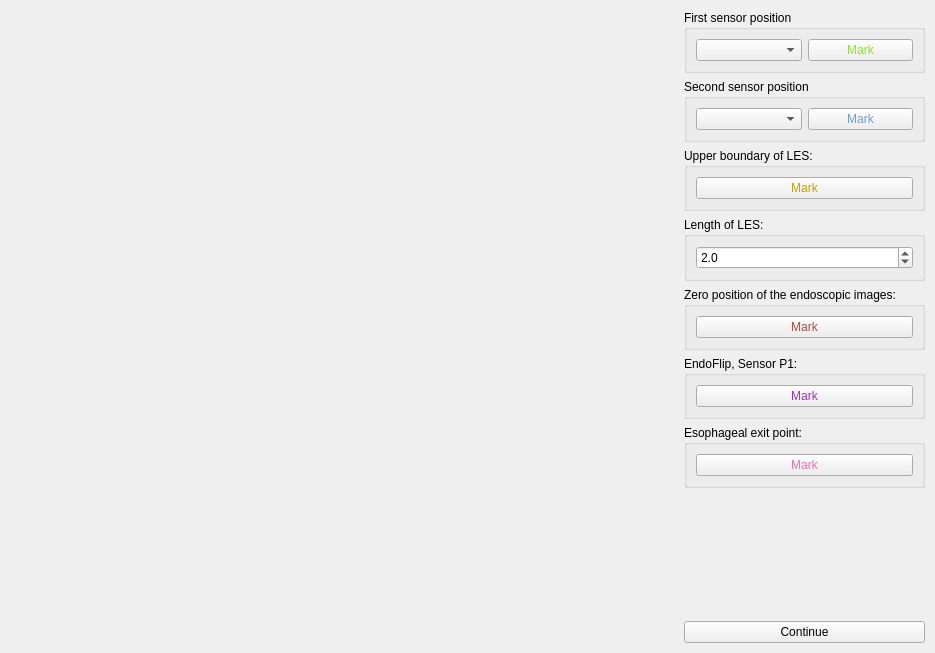
ds-lab/EsophagusVisualization, file 3drekonstruktionspeiseroehre/ui-files/position_selection_window_design.ui: the form before one commit.
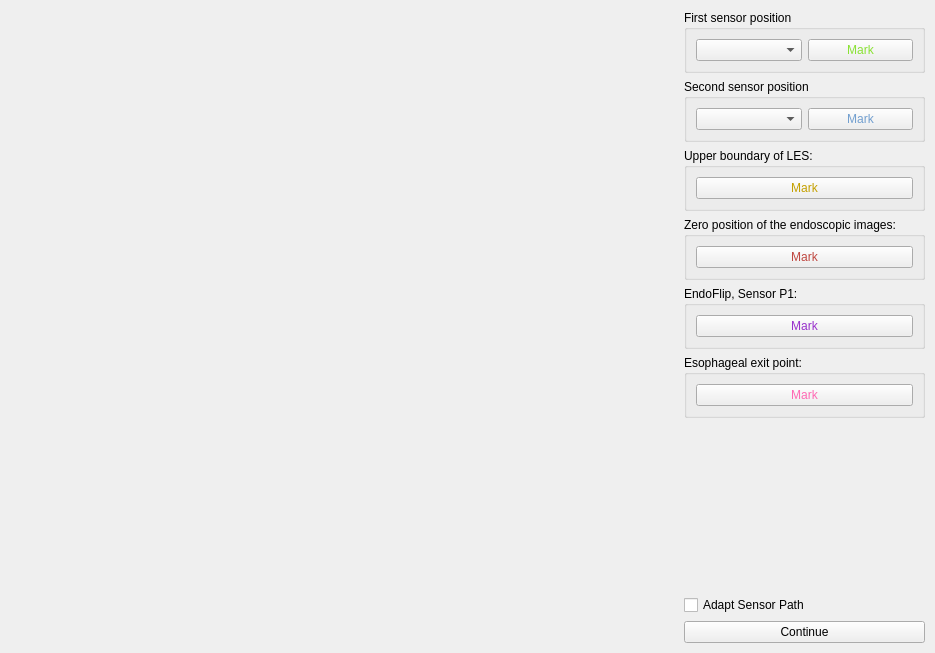
The form after the commit.

Commit message: Sensor-/Center-Path windwos completed

The edit to the form file:
```diff
--- a/3drekonstruktionspeiseroehre/ui-files/position_selection_window_design.ui
+++ b/3drekonstruktionspeiseroehre/ui-files/position_selection_window_design.ui
@@ -52,38 +52,6 @@
       <property name="sizeConstraint">
        <enum>QLayout::SetDefaultConstraint</enum>
       </property>
-      <item row="3" column="1">
-       <widget class="QGroupBox" name="groupBox_4">
-        <property name="title">
-         <string>Length of LES:</string>
-        </property>
-        <layout class="QVBoxLayout" name="verticalLayout_6">
-         <item>
-          <layout class="QVBoxLayout" name="verticalLayout_5">
-           <item>
-            <widget class="QDoubleSpinBox" name="sphinkter_spinbox">
-             <property name="decimals">
-              <number>1</number>
-             </property>
-             <property name="minimum">
-              <double>1.000000000000000</double>
-             </property>
-             <property name="maximum">
-              <double>5.000000000000000</double>
-             </property>
-             <property name="singleStep">
-              <double>0.100000000000000</double>
-             </property>
-             <property name="value">
-              <double>2.000000000000000</double>
-             </property>
-            </widget>
-           </item>
-          </layout>
-         </item>
-        </layout>
-       </widget>
-      </item>
       <item row="6" column="1">
        <widget class="QGroupBox" name="groupBox_5">
         <property name="title">
@@ -120,6 +88,13 @@
         </property>
        </spacer>
       </item>
+      <item row="8" column="1">
+       <widget class="QCheckBox" name="sensor_checker">
+        <property name="text">
+         <string>Adapt Sensor Path</string>
+        </property>
+       </widget>
+      </item>
       <item row="4" column="1" alignment="Qt::AlignTop">
        <widget class="QGroupBox" name="endoscopy_groupbox">
         <property name="sizePolicy">
@@ -285,7 +260,7 @@
         </layout>
        </widget>
       </item>
-      <item row="8" column="1">
+      <item row="9" column="1">
        <widget class="QPushButton" name="apply_button">
         <property name="sizePolicy">
          <sizepolicy hsizetype="Minimum" vsizetype="Minimum">
```
The commit also changes 6 other files.
